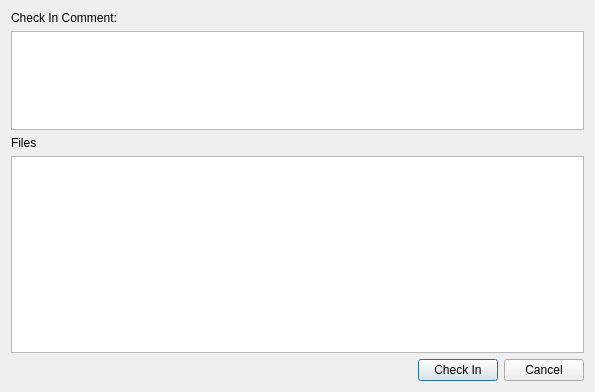
Qt form u7/CheckInDialog.ui (whiteman-kr/u7set) before a commit.
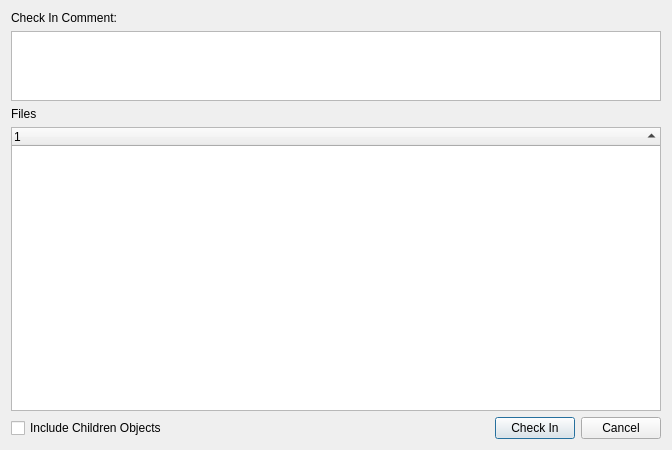
The same form after that commit.

Commit message: RPCT-4092 IDE: Rework CheckInDialog - Add checkbox to check in only the selected object or include its children - Improve file list information

Patch:
```diff
--- a/u7/CheckInDialog.ui
+++ b/u7/CheckInDialog.ui
@@ -6,8 +6,8 @@
    <rect>
     <x>0</x>
     <y>0</y>
-    <width>595</width>
-    <height>392</height>
+    <width>672</width>
+    <height>450</height>
    </rect>
   </property>
   <property name="windowTitle">
@@ -21,7 +21,7 @@
   </property>
   <layout class="QVBoxLayout" name="verticalLayout">
    <item>
-    <layout class="QVBoxLayout" name="verticalLayout_2" stretch="0,1,0,2,0">
+    <layout class="QVBoxLayout" name="verticalLayout_2" stretch="0,1,0,5,0">
      <item>
       <widget class="QLabel" name="label">
        <property name="text">
@@ -40,10 +40,26 @@
       </widget>
      </item>
      <item>
-      <widget class="QTextEdit" name="fileListEditBox"/>
+      <widget class="QTreeWidget" name="filesTreeWidget">
+       <property name="sortingEnabled">
+        <bool>true</bool>
+       </property>
+       <column>
+        <property name="text">
+         <string notr="true">1</string>
+        </property>
+       </column>
+      </widget>
      </item>
      <item>
       <layout class="QHBoxLayout" name="horizontalLayout">
+       <item>
+        <widget class="QCheckBox" name="childrenCheckBox">
+         <property name="text">
+          <string>Include Children Objects</string>
+         </property>
+        </widget>
+       </item>
        <item>
         <spacer name="horizontalSpacer">
          <property name="orientation">
```
Left out of the diff: 7 changed lines with no effect on the pictures. The commit also changes 9 other files.
